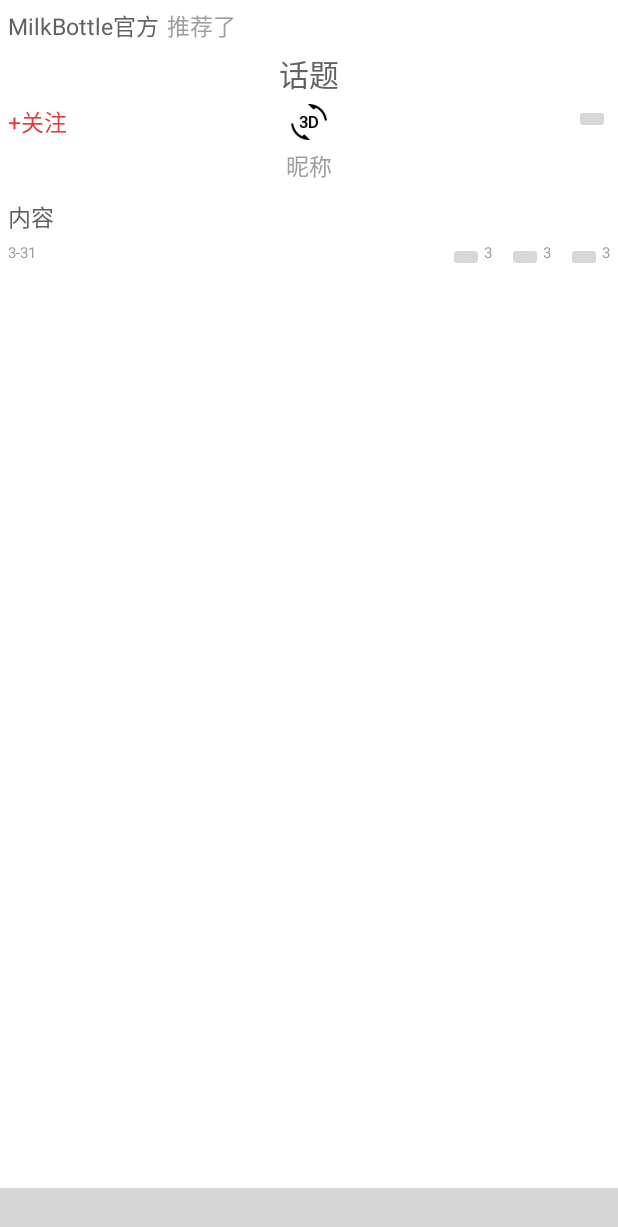
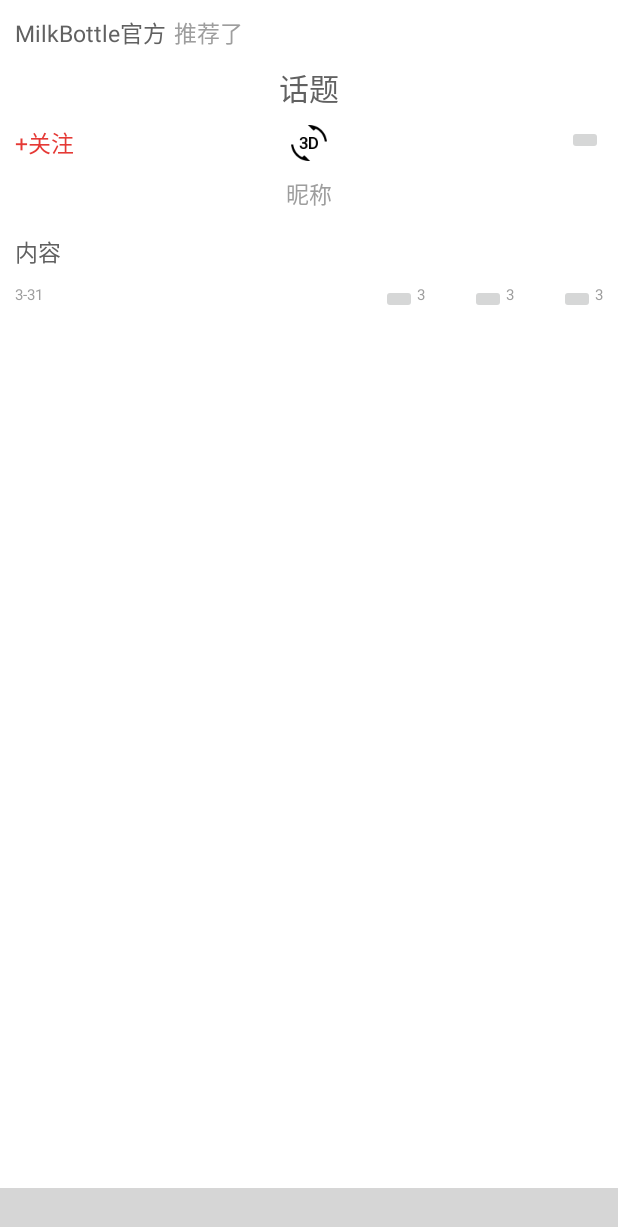
Before and after one commit to zhangwade/MilkBottle, an Android app: the fragment ThemeFragment placed in its activity, on a phone screen of 412 x 824 dp. Shown: the top 1227 px of the screen. Run offline under Robolectric (Android 15) with nearby library versions, the phone set to English and light mode, and no system bars; our stand-ins replace ButterKnife; libraries missing offline, so code that uses them is left out: com.ashokvarma.bottomnavigation; plain views replace BottomNavigationBar; 8 statements that could not run were skipped; grey boxes are pictures that could not be loaded.

Commit message:
WadeZhang 2017.4.5

```diff
--- a/app/src/main/java/com/wadezhang/milkbottle/PostFragment.java
+++ b/app/src/main/java/com/wadezhang/milkbottle/PostFragment.java
@@ -1,10 +1,17 @@
 package com.wadezhang.milkbottle;
 
 import android.os.Bundle;
+import android.support.v4.app.Fragment;
+import android.support.v4.app.FragmentPagerAdapter;
+import android.support.v4.view.ViewPager;
 import android.view.LayoutInflater;
 import android.view.View;
 import android.view.ViewGroup;
 import android.widget.TextView;
+
+import java.util.ArrayList;
+
+import butterknife.BindView;
 
 /**
  * Created by zhangxix on 2017/3/6.
@@ -12,18 +19,51 @@ import android.widget.TextView;
 
 public class PostFragment extends BaseFragment {
 
+    @BindView(R.id.fragment_post_viewpager) ViewPager mViewPager;
+    ArrayList<Fragment> mViewPagerFragmentList;
+
     public static PostFragment newInstance() {
         PostFragment mPostFragment = new PostFragment();
         return mPostFragment;
     }
+
     @Override
     public void onCreate(Bundle savedInstanceState) {
         super.onCreate(savedInstanceState);
     }
+
     @Override
     public View onCreateView(LayoutInflater inflater, ViewGroup container,
                              Bundle savedInstanceState) {
         View mView = inflater.inflate(R.layout.fragment_post, container, false);
+        initViewPager();
         return mView;
     }
+
+    public void initViewPager(){
+        mViewPagerFragmentList = new ArrayList<Fragment>();
+        Fragment mVierPagerFriendsFragment = new VierPagerFriendsFragment();
+        Fragment mVierPagerFindFragment = new VierPagerFindFragment();
+        mViewPagerFragmentList.add(mVierPagerFriendsFragment);
+        mViewPagerFragmentList.add(mVierPagerFindFragment);
+        mViewPager.setAdapter(new ViewPagerAdapter(getChildFragmentManager()));
+        mViewPager.setCurrentItem(0);
+    }
+
+    private class ViewPagerAdapter extends FragmentPagerAdapter {
+
+        public ViewPagerAdapter(android.support.v4.app.FragmentManager fragmentManager){
+            super(fragmentManager);
+        }
+
+        @Override
+        public Fragment getItem(int position){
+            return mViewPagerFragmentList.get(position);
+        }
+
+        @Override
+        public int getCount(){
+            return mViewPagerFragmentList.size();
+        }
+    }
 }
--- a/app/src/main/java/com/wadezhang/milkbottle/ThemeFragment.java
+++ b/app/src/main/java/com/wadezhang/milkbottle/ThemeFragment.java
@@ -4,7 +4,6 @@ import android.os.Bundle;
 import android.view.LayoutInflater;
 import android.view.View;
 import android.view.ViewGroup;
-import android.widget.TextView;
 
 /**
  * Created by zhangxix on 2017/3/6.
@@ -23,7 +22,7 @@ public class ThemeFragment extends BaseFragment {
     @Override
     public View onCreateView(LayoutInflater inflater, ViewGroup container,
                              Bundle savedInstanceState) {
-        View mView = inflater.inflate(R.layout.fragment_post_item, container, false);
+        View mView = inflater.inflate(R.layout.fragment_post_viewpager_item, container, false);
         return mView;
     }
 }
--- a/app/src/main/res/layout/fragment_post.xml
+++ b/app/src/main/res/layout/fragment_post.xml
@@ -52,8 +52,9 @@
         android:layout_width="match_parent"
         android:background="?attr/dividerColor"/>
 
-    <android.support.v7.widget.RecyclerView android:layout_width="match_parent"
+    <android.support.v4.view.ViewPager
+        android:id="@+id/fragment_post_viewpager"
+        android:layout_width="match_parent"
         android:layout_height="wrap_content"
-        android:padding="10dp"
         android:layout_weight="1"/>
 </LinearLayout>
--- a/app/src/main/res/layout/fragment_post_item.xml
+++ b/app/src/main/res/layout/fragment_post_viewpager_item.xml
@@ -6,7 +6,7 @@
     <LinearLayout android:layout_width="match_parent"
         android:layout_height="wrap_content"
         android:orientation="horizontal"
-        android:padding="5dp">
+        android:padding="10dp">
 
         <TextView android:layout_width="wrap_content"
             android:layout_height="match_parent"
@@ -29,7 +29,7 @@
 
     <RelativeLayout android:layout_width="match_parent"
         android:layout_height="wrap_content"
-        android:padding="5dp">
+        android:padding="10dp">
 
         <TextView android:layout_width="wrap_content"
             android:layout_height="wrap_content"
@@ -60,15 +60,15 @@
 
     <TextView android:layout_width="match_parent"
         android:layout_height="wrap_content"
-        android:padding="5dp"
+        android:padding="10dp"
         style="@style/TextSecond"
         android:text="内容"/>
 
     <RelativeLayout android:layout_width="match_parent"
         android:layout_height="wrap_content"
-        android:paddingLeft="5dp"
-        android:paddingRight="5dp"
-        android:paddingBottom="5dp">
+        android:paddingLeft="10dp"
+        android:paddingRight="10dp"
+        android:paddingBottom="10dp">
 
         <TextView android:layout_width="wrap_content"
             android:layout_height="wrap_content"
@@ -91,7 +91,7 @@
 
         <TextView android:layout_width="wrap_content"
             android:layout_height="wrap_content"
-            android:layout_marginRight="10dp"
+            android:layout_marginRight="30dp"
             android:id="@+id/post_item_comment_count"
             android:layout_toLeftOf="@id/post_item_good_pic"
             style="@style/TextThird"
@@ -104,7 +104,7 @@
 
         <TextView android:layout_width="wrap_content"
             android:layout_height="wrap_content"
-            android:layout_marginRight="10dp"
+            android:layout_marginRight="30dp"
             android:id="@+id/post_item_forward_count"
             android:layout_toLeftOf="@id/post_item_comment_pic"
             style="@style/TextThird"
```
Also changed, not shown: app/src/main/res/layout/fragment_post_viewpager.xml (added, +15 -0 lines).
